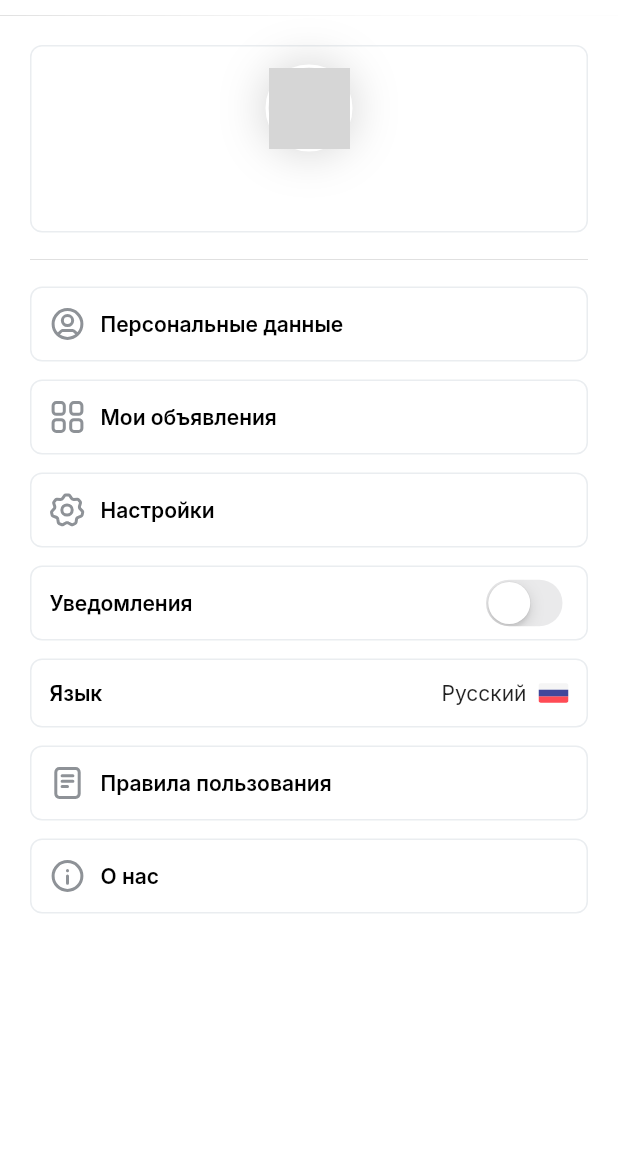
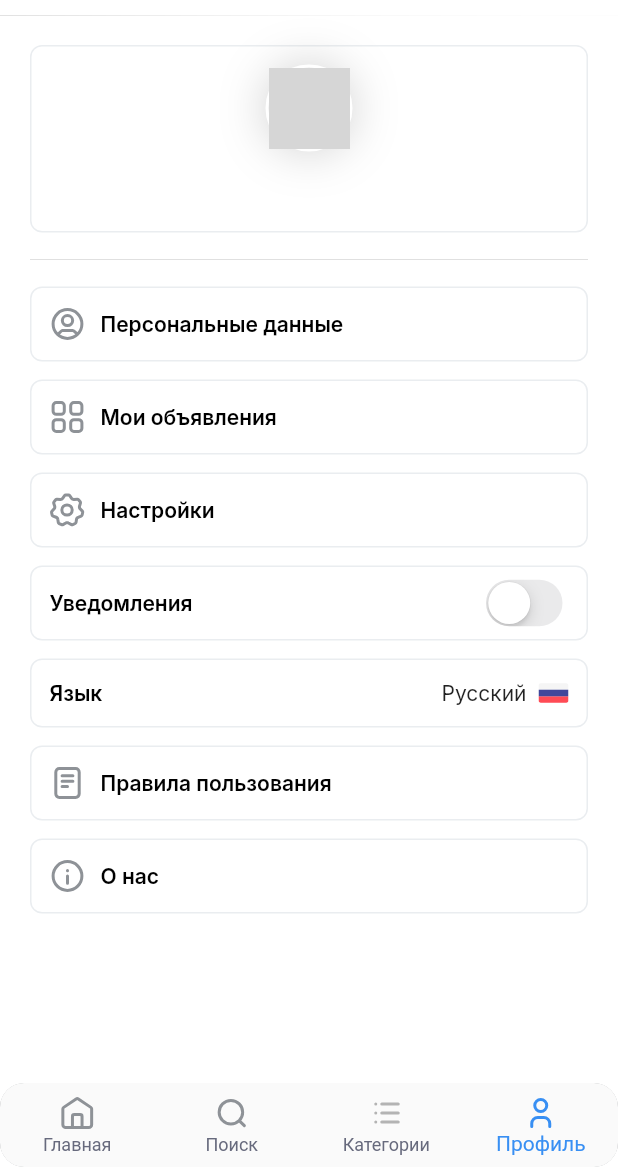
Before and after one commit to Freddie2415/test-flutter-app, a Flutter app: the ProfilePage screen opened directly with empty values, on a phone screen of 412 x 824 dp, the part 69-1236 px from its top. Run offline on Flutter 3.47's test engine with Material 2 defaults, Android fonts, the phone set to English and light mode, and no system bars; our stand-ins replace bloc, dio, flutter_bloc, flutter_svg, get_it, google_fonts and 2 more; accounts and stored records are empty; network calls fail; grey boxes are pictures that could not be loaded.

Commit message:
ui fixes

```diff
--- a/lib/presentation/pages/authorized/profile_page/profile_page.dart
+++ b/lib/presentation/pages/authorized/profile_page/profile_page.dart
@@ -2,6 +2,7 @@ import 'package:app/domain/entities/user.dart';
 import 'package:app/presentation/blocs/auth/auth_bloc.dart';
 import 'package:app/presentation/pages/authorized/my_ads_page/my_ads_page.dart';
 import 'package:app/presentation/theme.dart';
+import 'package:app/presentation/widgets/bottom_nav_bar.dart';
 import 'package:app/presentation/widgets/bottom_sheet_select.dart';
 import 'package:flutter/cupertino.dart';
 import 'package:flutter/material.dart';
@@ -200,6 +201,10 @@ class ProfilePage extends StatelessWidget {
           ],
         ),
       ),
+      bottomNavigationBar: BottomNavBar(
+        currentIndex: 3,
+        onTap: (value) {},
+      ),
     );
   }
 }
--- a/lib/presentation/pages/guest/login_page.dart
+++ b/lib/presentation/pages/guest/login_page.dart
@@ -11,7 +11,6 @@ import 'package:google_fonts/google_fonts.dart';
 
 import '../../widgets/input.dart';
 import '../../widgets/text_divider.dart';
-import 'success_page.dart';
 
 class LoginPage extends StatefulWidget {
   const LoginPage({super.key});
```
